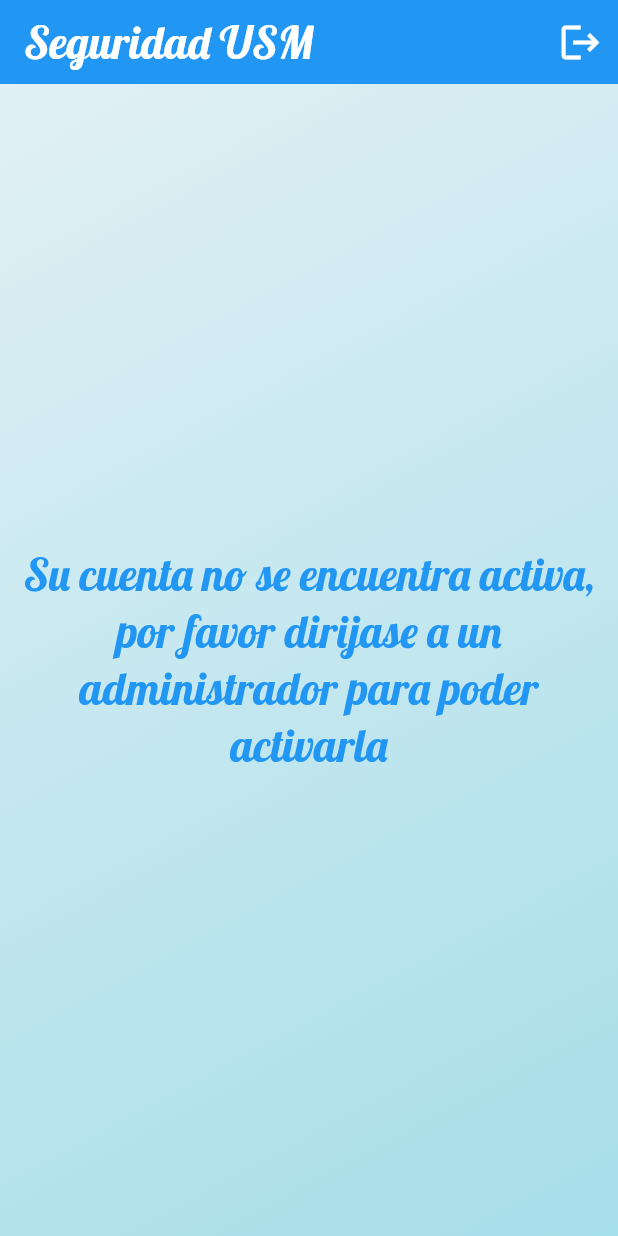
After one commit to Vindezor/seguridad_usm_app, a Flutter app: the BlockedUserPage screen opened by its route, on a phone screen of 412 x 824 dp. The commit adds this screen. Run offline on Flutter 3.47's test engine with Material 2 defaults, Android fonts, the phone set to English and light mode, and no system bars; our stand-ins replace dio, flutter_multi_formatter, flutter_secure_storage, google_fonts; accounts and stored records are empty; network calls fail.

Commit message:
cambios app

```diff
--- a/lib/routes/pages.dart
+++ b/lib/routes/pages.dart
@@ -3,6 +3,7 @@ import 'package:login_app/routes/routes.dart';
 import 'package:login_app/ui/account/account_page.dart';
 import 'package:login_app/ui/admin_home/admin_home_page.dart';
 import 'package:login_app/ui/assign_driver/assign_driver_page.dart';
+import 'package:login_app/ui/blocked_user/blocked_user_page.dart';
 import 'package:login_app/ui/change_rol/change_rol_page.dart';
 import 'package:login_app/ui/home/home_page.dart';
 import 'package:login_app/ui/login/login_page.dart';
@@ -26,5 +27,6 @@ Map<String, Widget Function(BuildContext context)> appRoutes() {
     Routes.registerUnidad: (_) => const RegisterUnidadPage(),
     Routes.changeRol: (_) => const ChangeRolPage(),
     Routes.assignDriver: (_) => const AssignDriverPage(),
+    Routes.blockedUser: (_) => const BlockedUserPage(),
   };
 }
--- a/lib/routes/routes.dart
+++ b/lib/routes/routes.dart
@@ -10,4 +10,5 @@ abstract class Routes{
   static const registerUnidad = '/register_unidad';
   static const changeRol = '/change_rol';
   static const assignDriver = '/assign_driver';
+  static const blockedUser = '/blocked_user';
 }
--- a/lib/ui/admin_home/admin_home_page.dart
+++ b/lib/ui/admin_home/admin_home_page.dart
@@ -11,7 +11,9 @@ class AdminHomePage extends StatelessWidget {
 
   @override
   Widget build(BuildContext context) {
-    return Scaffold(
+    return WillPopScope(
+      onWillPop: () async => false,
+      child: Scaffold(
         drawer: Drawer(
           child: ListView(
             padding: EdgeInsets.zero,
@@ -117,6 +119,7 @@ class AdminHomePage extends StatelessWidget {
             ],
           ),
         )
+      ),
     );
   }
 }
--- /dev/null
+++ b/lib/ui/blocked_user/blocked_user_page.dart
@@ -0,0 +1,114 @@
+import 'dart:developer';
+
+import 'package:flutter/material.dart';
+import 'package:google_fonts/google_fonts.dart';
+import 'package:login_app/routes/routes.dart';
+import 'package:login_app/ui/home/home_controller.dart';
+import 'package:login_app/ui/home/widgets/boton_emergencia.dart';
+import 'package:login_app/utils/logout.dart';
+import 'package:provider/provider.dart';
+
+class BlockedUserPage extends StatelessWidget {
+  const BlockedUserPage({ Key? key }) : super(key: key);
+
+  @override
+  Widget build(BuildContext context) {
+    return WillPopScope(
+      onWillPop: () async => false,
+      child: Scaffold(
+        appBar: AppBar(
+          automaticallyImplyLeading: false,
+          title: Text(
+            "Seguridad USM",
+            style: GoogleFonts.lobster(
+              textStyle: const TextStyle(
+                //color: Colors.white,
+                fontSize: 30
+              ),
+            )
+          ),
+          backgroundColor: Colors.blue,
+          foregroundColor: Colors.white,
+          elevation: 0,
+          // leading: GestureDetector(
+          //   onTap: () => {
+          //     Navigator.of(context).pushNamed(Routes.account)
+          //   },
+          //   child: const Icon(
+          //     Icons.account_circle,
+          //     color: Colors.blue,
+          //     size: 50,
+          //   ),
+          // ),
+          actions: [
+            GestureDetector(
+              onTap: () => {
+                logout(context)
+              },
+              child: const Icon(
+                Icons.logout,
+                //color: Colors.white,
+                size: 30,
+              ),
+            ),
+            const SizedBox(width: 10,),
+          ],
+        ),
+        body: Container(
+          decoration: const BoxDecoration(
+            gradient: LinearGradient(
+              begin: Alignment.topLeft,
+              end: Alignment.bottomRight,
+              colors: [
+                Color(0xffe1f0f5),
+                Color(0xffa6dee9)
+              ]
+            )
+          ),
+          child: Center(
+            child: Text(
+            "Su cuenta no se encuentra activa, por favor dirijase a un administrador para poder activarla",
+            style: GoogleFonts.lobster(
+              textStyle: const TextStyle(
+                color: Colors.blue,
+                fontSize: 30
+              ),
+            ),
+            textAlign: TextAlign.center,
+          ),
+          ),
+        )
+      ),
+    );
+    // return MultiProvider(
+    //   providers: [
+    //     ChangeNotifierProvider<HomeController>(
+    //       create: (_) {
+    //         final controller = HomeController();
+    //         controller.loadList();
+    //         return controller;
+    //       },
+    //     ),
+    //   ],
+    //   child: WillPopScope(
+    //     onWillPop: () async {
+    //       logout(context);
+    //       return false;
+    //     },
+    //     child: Scaffold(
+    //       appBar: AppBar(
+    //         title: const Text("Home"),
+    //         actions: [
+    //           IconButton(
+    //             onPressed: () => logout(context),
+    //             icon: const Icon(Icons.logout)
+    //           )
+    //         ],
+    //       ),
+    //       body: const ListViewPage(),
+    //       floatingActionButton: const FloatingAdd()
+    //     ),
+    //   ),
+    // );
+  }
+}
--- a/lib/ui/login/widgets/login_camps.dart
+++ b/lib/ui/login/widgets/login_camps.dart
@@ -10,7 +10,6 @@ import 'package:login_app/routes/routes.dart';
 import 'package:login_app/ui/login/login_controller.dart';
 import 'package:login_app/widgets/global_alert.dart';
 import 'package:provider/provider.dart';
-import 'package:url_launcher/url_launcher.dart';
 
 import '../../../services/login_service.dart';
 
--- a/lib/ui/register_modelo/register_modelo_controller.dart
+++ b/lib/ui/register_modelo/register_modelo_controller.dart
@@ -60,9 +60,7 @@ class RegisterModeloController extends ChangeNotifier {
           Navigator.of(context).pop();
         });
       } else {
-        globalAlert(context, msg: response.msg!, title: "Error", closeOnPressed: () {
-          Navigator.of(context).pop();
-        });
+        globalAlert(context, msg: response.msg!, title: "Error");
       }
     } catch (e) {
       log('$e');
--- a/pubspec.yaml
+++ b/pubspec.yaml
@@ -35,9 +35,8 @@ dependencies:
   # Use with the CupertinoIcons class for iOS style icons.
   cupertino_icons: ^1.0.2
   dio: ^4.0.5
-  provider: ^6.0.2
-  flutter_secure_storage: ^5.0.2
-  url_launcher: ^6.0.20
+  provider: ^6.0.5
+  flutter_secure_storage: ^7.0.1
   flutter_multi_formatter: ^2.10.1
   google_fonts: ^3.0.1
 
```
Also changed, not shown: lib/ui/account/account_controller.dart (added, +30 -0 lines), lib/ui/account/account_page.dart (+40 -10 lines), lib/ui/home/home_page.dart (+5 -2 lines), lib/ui/login/login_controller.dart (+26 -31 lines), lib/ui/splash/splash_page.dart (+10 -7 lines), lib/utils/logout.dart (+7 -3 lines), pubspec.lock, 3 other files. Lines whose indentation alone changed are shown as unchanged.
